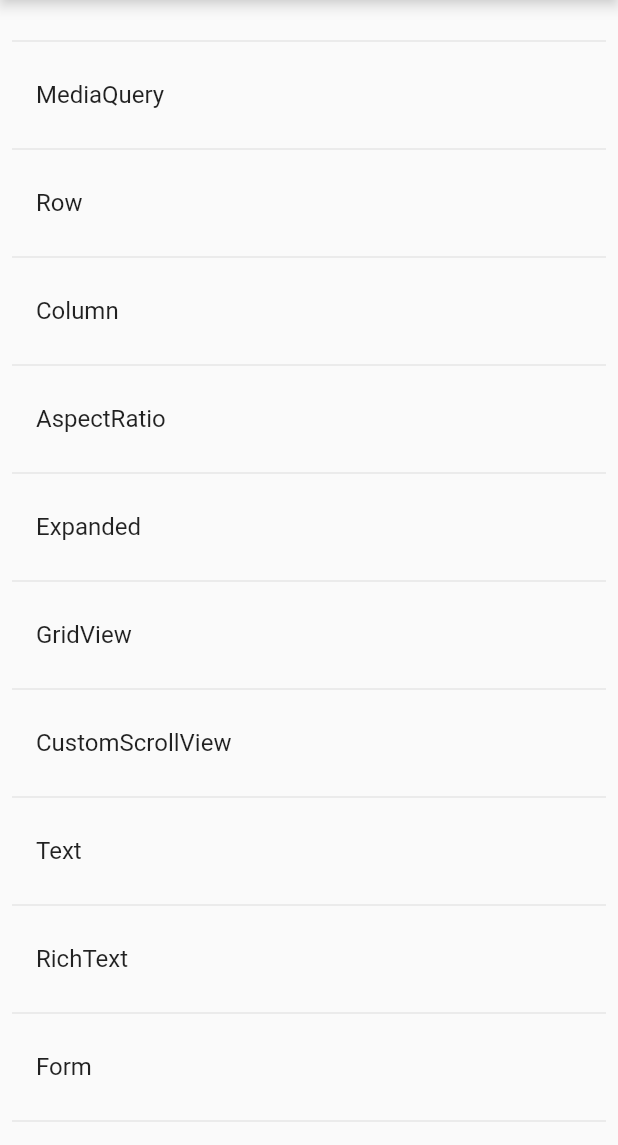
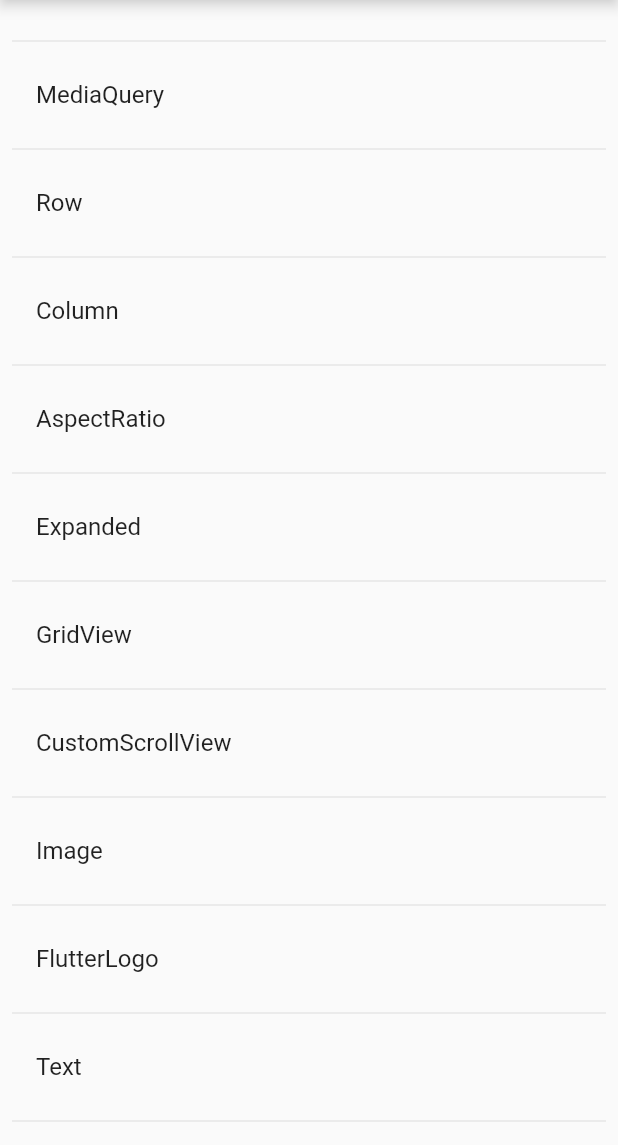
Before and after one commit to ticktakclock/FlutterWidgets, a Flutter app: the screen it shows after launch, scrolled down 256 dp, on a phone screen of 412 x 824 dp, the part 91-1236 px from its top. Run offline on Flutter 3.47's test engine with Material 2 defaults, Android fonts, the phone set to English and light mode, and no system bars.

Commit message:
Add Widgets, Image, FlutterLogo

```diff
--- a/lib/layouts/layouts.dart
+++ b/lib/layouts/layouts.dart
@@ -787,3 +787,78 @@ class DetailCustomScrollView extends DetailWidget {
     ''';
   }
 }
+
+class DetailImage extends DetailWidget {
+  @override
+  String getTitle() {
+    return "Image";
+  }
+
+  @override
+  Widget buildBody(BuildContext context) {
+    return Column(
+      children: <Widget>[
+        Container(
+          child: Image.network(
+              'https://flutter.github.io/assets-for-api-docs/assets/widgets/owl-2.jpg'),
+        ),
+        Container(
+          child: Image.asset(
+              'android/app/src/main/res/mipmap-hdpi/ic_launcher.png'),
+        ),
+      ],
+    );
+  }
+
+  @override
+  Widget buildCode() {
+    return new Container(
+      margin: const EdgeInsets.all(48.0),
+      child: new Text(getCode()),
+    );
+  }
+
+  @override
+  String getCode() {
+    return '''
+    Image.network('https://flutter.github.io/assets-for-api-docs/assets/widgets/owl-2.jpg'),
+
+    Image.asset('android/app/src/main/res/mipmap-hdpi/ic_launcher.png'),
+    ''';
+  }
+}
+
+class DetailFlutterLogo extends DetailWidget {
+  @override
+  String getTitle() {
+    return "FlutterLogo";
+  }
+
+  @override
+  Widget buildBody(BuildContext context) {
+    return Column(
+      children: <Widget>[
+        FlutterLogo(size: 16.0 * 4),
+        FlutterLogo(size: 16.0 * 5),
+        FlutterLogo(size: 16.0 * 6),
+        FlutterLogo(size: 16.0 * 7),
+        FlutterLogo(size: 16.0 * 8),
+      ],
+    );
+  }
+
+  @override
+  Widget buildCode() {
+    return new Container(
+      margin: const EdgeInsets.all(48.0),
+      child: new Text(getCode()),
+    );
+  }
+
+  @override
+  String getCode() {
+    return '''
+    FlutterLogo(size: 48.0)
+    ''';
+  }
+}
--- a/lib/main.dart
+++ b/lib/main.dart
@@ -67,6 +67,8 @@ class _MyHomePageState extends State<MyHomePage> {
       DetailExpanded(),
       DetailGridView(),
       DetailCustomScrollView(),
+      DetailImage(),
+      DetailFlutterLogo(),
       DetailText(),
       DetailRichText(),
       DetailForm(),
--- a/pubspec.yaml
+++ b/pubspec.yaml
@@ -41,6 +41,8 @@ flutter:
   uses-material-design: true
 
   # To add assets to your application, add an assets section, like this:
+  assets:
+    - android/app/src/main/res/mipmap-hdpi/ic_launcher.png
   # assets:
   #  - images/a_dot_burr.jpeg
   #  - images/a_dot_ham.jpeg
```
